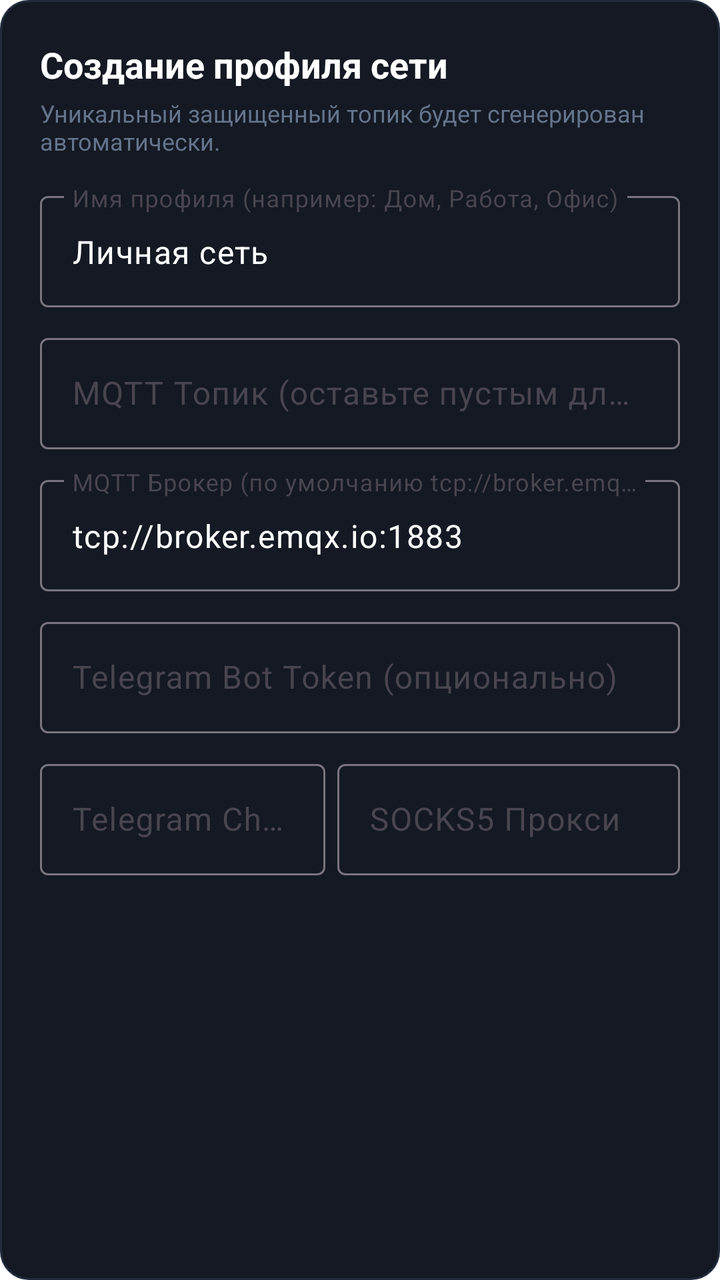
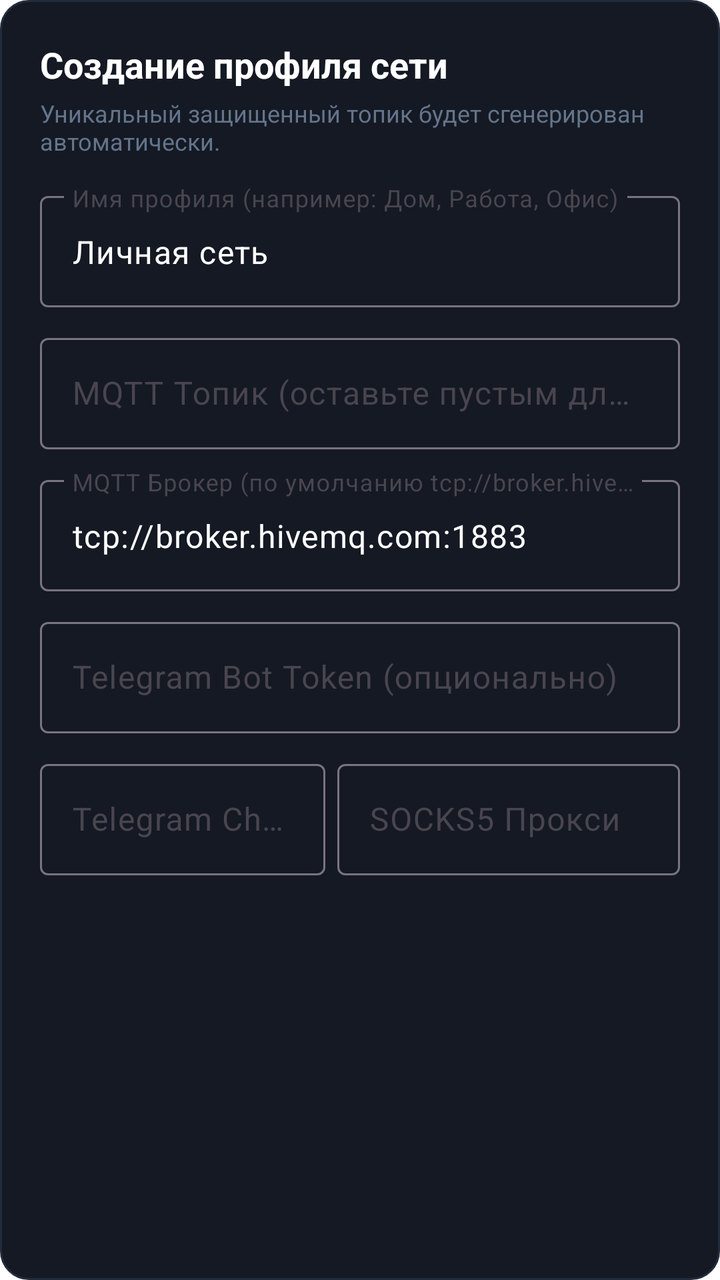

Compare the two renders of this Android layout. The source of the first and the diff that turns it into the second are given below.
<!-- AndroidManifest.xml: application theme Theme.NatBypass -->
<!-- res/layout/dialog_profile_create.xml -->
<?xml version="1.0" encoding="utf-8"?>
<LinearLayout xmlns:android="http://schemas.android.com/apk/res/android"
    xmlns:app="http://schemas.android.com/apk/res-auto"
    android:layout_width="match_parent"
    android:layout_height="wrap_content"
    android:background="@drawable/bg_card"
    android:orientation="vertical"
    android:padding="20dp">

    <TextView
        android:layout_width="wrap_content"
        android:layout_height="wrap_content"
        android:text="Создание профиля сети"
        android:textColor="@color/text_primary"
        android:textSize="18sp"
        android:textStyle="bold" />

    <TextView
        android:layout_width="wrap_content"
        android:layout_height="wrap_content"
        android:layout_marginTop="4dp"
        android:text="Уникальный защищенный топик будет сгенерирован автоматически."
        android:textColor="@color/text_muted"
        android:textSize="12sp" />

    <com.google.android.material.textfield.TextInputLayout
        android:layout_width="match_parent"
        android:layout_height="wrap_content"
        android:layout_marginTop="14dp"
        android:hint="Имя профиля (например: Дом, Работа, Офис)">

        <com.google.android.material.textfield.TextInputEditText
            android:id="@+id/etNewProfileName"
            android:layout_width="match_parent"
            android:layout_height="wrap_content"
            android:inputType="text"
            android:text="Личная сеть"
            android:textColor="@color/text_primary" />
    </com.google.android.material.textfield.TextInputLayout>

    <com.google.android.material.textfield.TextInputLayout
        android:layout_width="match_parent"
        android:layout_height="wrap_content"
        android:layout_marginTop="10dp"
        android:hint="MQTT Топик (оставьте пустым для автогенерации)">

        <com.google.android.material.textfield.TextInputEditText
            android:id="@+id/etNewProfileTopic"
            android:layout_width="match_parent"
            android:layout_height="wrap_content"
            android:inputType="text"
            android:textColor="@color/text_primary" />
    </com.google.android.material.textfield.TextInputLayout>

    <com.google.android.material.textfield.TextInputLayout
        android:layout_width="match_parent"
        android:layout_height="wrap_content"
        android:layout_marginTop="10dp"
        android:hint="MQTT Брокер (по умолчанию tcp://broker.emqx.io:1883)">

        <com.google.android.material.textfield.TextInputEditText
            android:id="@+id/etNewProfileBroker"
            android:layout_width="match_parent"
            android:layout_height="wrap_content"
            android:inputType="text"
            android:text="tcp://broker.emqx.io:1883"
            android:textColor="@color/text_primary" />
    </com.google.android.material.textfield.TextInputLayout>

    <com.google.android.material.textfield.TextInputLayout
        android:layout_width="match_parent"
        android:layout_height="wrap_content"
        android:layout_marginTop="10dp"
        android:hint="Telegram Bot Token (опционально)">

        <com.google.android.material.textfield.TextInputEditText
            android:id="@+id/etNewProfileTgToken"
            android:layout_width="match_parent"
            android:layout_height="wrap_content"
            android:inputType="textPassword"
            android:textColor="@color/text_primary" />
    </com.google.android.material.textfield.TextInputLayout>

    <LinearLayout
        android:layout_width="match_parent"
        android:layout_height="wrap_content"
        android:layout_marginTop="10dp"
        android:orientation="horizontal">

        <com.google.android.material.textfield.TextInputLayout
            android:layout_width="0dp"
            android:layout_height="wrap_content"
            android:layout_weight="1"
            android:layout_marginEnd="6dp"
            android:hint="Telegram Chat ID">

            <com.google.android.material.textfield.TextInputEditText
                android:id="@+id/etNewProfileTgChat"
                android:layout_width="match_parent"
                android:layout_height="wrap_content"
                android:inputType="numberSigned"
                android:textColor="@color/text_primary" />
        </com.google.android.material.textfield.TextInputLayout>

        <com.google.android.material.textfield.TextInputLayout
            android:layout_width="0dp"
            android:layout_height="wrap_content"
            android:layout_weight="1.2"
            android:hint="SOCKS5 Прокси">

            <com.google.android.material.textfield.TextInputEditText
                android:id="@+id/etNewProfileTgProxy"
                android:layout_width="match_parent"
                android:layout_height="wrap_content"
                android:inputType="text"
                android:textColor="@color/text_primary" />
        </com.google.android.material.textfield.TextInputLayout>
    </LinearLayout>

    <LinearLayout
        android:layout_width="match_parent"
        android:layout_height="wrap_content"
        android:layout_marginTop="16dp"
        android:orientation="horizontal">

        <Button
            android:id="@+id/btnCancelCreateProfile"
            style="@style/Widget.Material3.Button.OutlinedButton"
            android:layout_width="0dp"
            android:layout_height="wrap_content"
            android:minHeight="42dp"
            android:layout_marginEnd="8dp"
            android:layout_weight="1"
            android:singleLine="true"
            android:maxLines="1"
            android:text="Отмена"
            android:textSize="12sp" />

        <Button
            android:id="@+id/btnSubmitCreateProfile"
            style="@style/Widget.Material3.Button"
            android:layout_width="0dp"
            android:layout_height="wrap_content"
            android:minHeight="42dp"
            android:layout_weight="1"
            android:singleLine="true"
            android:maxLines="1"
            android:text="Создать"
            android:textSize="12sp" />
    </LinearLayout>
</LinearLayout>
<!-- resources referenced by this layout -->
<resources>
  <color name="text_muted">#64748B</color>
  <color name="text_primary">#FFFFFF</color>
  <!-- drawable bg_card (drawable) -->
  <?xml version="1.0" encoding="utf-8"?>
  <shape xmlns:android="http://schemas.android.com/apk/res/android">
      <solid android:color="@color/card_bg" />
      <stroke android:width="1dp" android:color="@color/border_dark" />
      <corners android:radius="14dp" />
  </shape>
  <style name="Theme.NatBypass" parent="Theme.Material3.DayNight.NoActionBar">
          <item name="android:windowBackground">@android:color/transparent</item>
          <item name="android:statusBarColor">@android:color/transparent</item>
          <item name="android:navigationBarColor">@android:color/transparent</item>
          <item name="android:windowLightStatusBar">false</item>
      </style>
  <color name="card_bg">#141923</color>
  <color name="border_dark">#222C3D</color>
</resources>

<!-- the commit's change to res/layout/dialog_profile_create.xml (unified diff, before → after) -->
@@ -56,14 +56,14 @@
         android:layout_width="match_parent"
         android:layout_height="wrap_content"
         android:layout_marginTop="10dp"
-        android:hint="MQTT Брокер (по умолчанию tcp://broker.emqx.io:1883)">
+        android:hint="MQTT Брокер (по умолчанию tcp://broker.hivemq.com:1883)">
 
         <com.google.android.material.textfield.TextInputEditText
             android:id="@+id/etNewProfileBroker"
             android:layout_width="match_parent"
             android:layout_height="wrap_content"
             android:inputType="text"
-            android:text="tcp://broker.emqx.io:1883"
+            android:text="tcp://broker.hivemq.com:1883"
             android:textColor="@color/text_primary" />
     </com.google.android.material.textfield.TextInputLayout>
 
